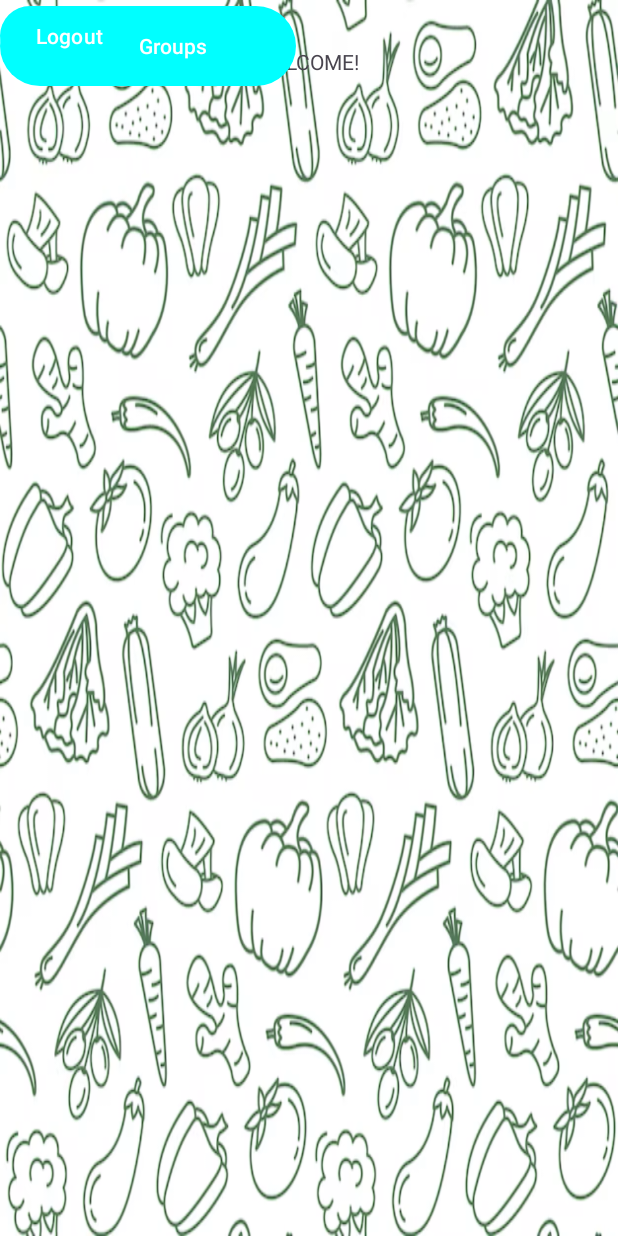
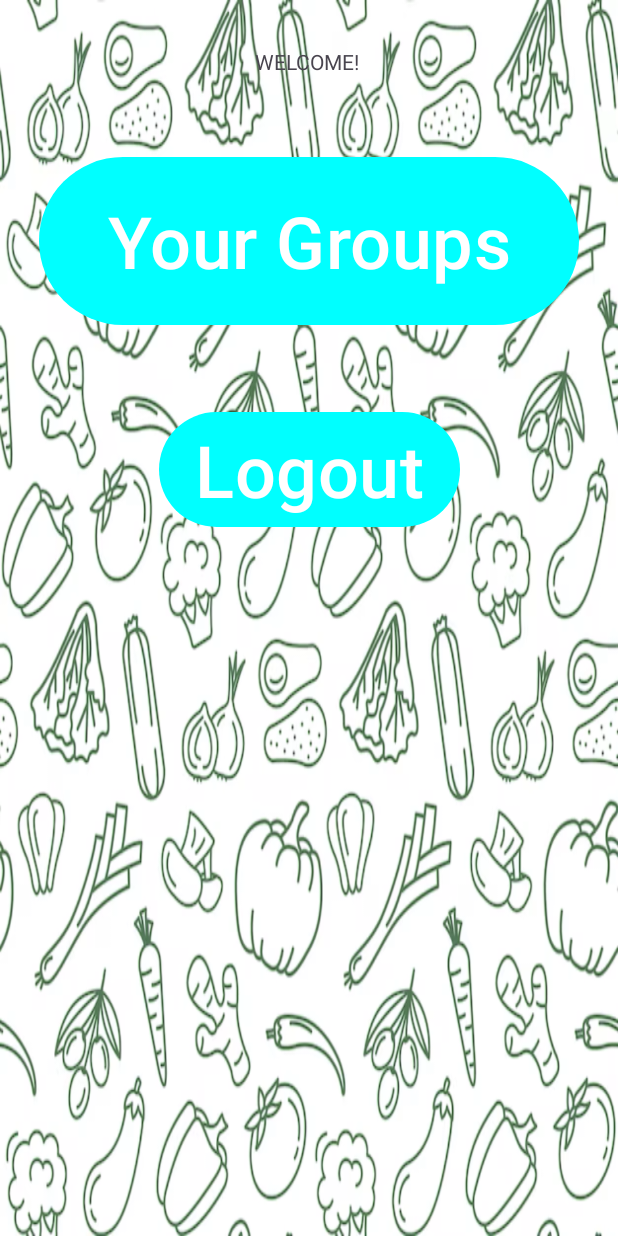
Before and after one commit to liangkuanhon/Groceries, an Android app: the MainActivity screen opened directly, with no data from a screen before it, on a phone screen of 412 x 824 dp. Run offline under Robolectric (Android 15) with nearby library versions, the phone set to English and light mode, and no system bars.

Commit message:
Added BFS java files for routing later. Added features so that if user is already logged in, they do not need to login again, skips straight to main page
Fixed the button positions

```diff
--- a/app/src/main/res/layout/activity_main.xml
+++ b/app/src/main/res/layout/activity_main.xml
@@ -8,7 +8,10 @@
     android:background="@drawable/groceries_background"
     tools:context=".MainActivity">
 
+
+    <!-- TextView for "WELCOME!" -->
     <TextView
+        android:id="@+id/welcome_textview"
     android:layout_width="wrap_content"
     android:layout_height="wrap_content"
     android:text="WELCOME!"
@@ -19,22 +22,30 @@
     app:layout_constraintTop_toTopOf="parent"
     app:layout_constraintVertical_bias="0.039" />
 
-    <!--To view your groups -->
     <Button
         android:id="@+id/yourgroups_button"
-        android:layout_width="197dp"
-        android:layout_height="61dp"
+        android:layout_width="360dp"
+        android:layout_height="120dp"
         android:text="Your Groups"
-        tools:layout_editor_absoluteX="107dp"
-        tools:layout_editor_absoluteY="105dp" />
+        android:textSize="48sp"
+        android:ellipsize="end"
+        app:layout_constraintEnd_toEndOf="parent"
+        app:layout_constraintStart_toStartOf="parent"
+        app:layout_constraintTop_toBottomOf="@id/welcome_textview"
+        android:layout_marginTop="50dp"/>
 
-    <!--LOGOUT button -->
+    <!-- Logout Button -->
     <Button
         android:id="@+id/logout_button"
         android:layout_width="wrap_content"
         android:layout_height="wrap_content"
         android:text="Logout"
-        android:layout_centerInParent="true" />
-
+        android:textSize="48sp"
+        android:ellipsize="end"
+        app:layout_constraintEnd_toEndOf="parent"
+        app:layout_constraintStart_toStartOf="parent"
+        app:layout_constraintTop_toBottomOf="@id/yourgroups_button"
+        app:layout_constraintVertical_bias="0.0"
+        android:layout_marginTop="50dp" /> <!-- This should create space between the buttons -->
 
 </androidx.constraintlayout.widget.ConstraintLayout>
```
Lines whose indentation alone changed are shown as unchanged.
